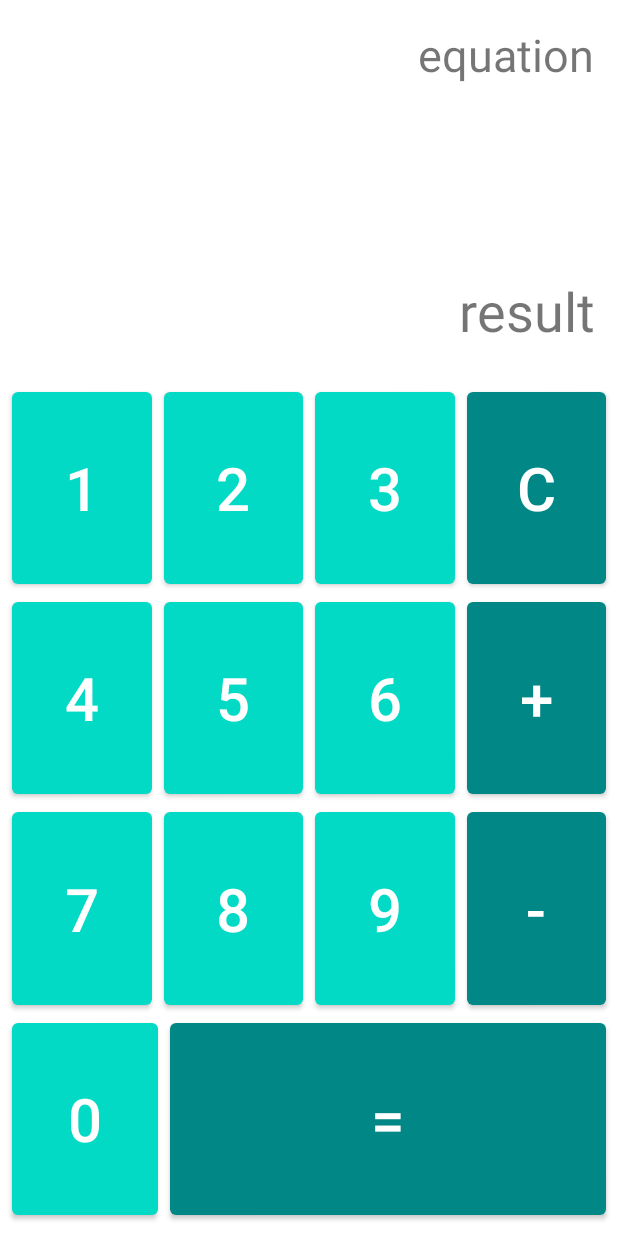
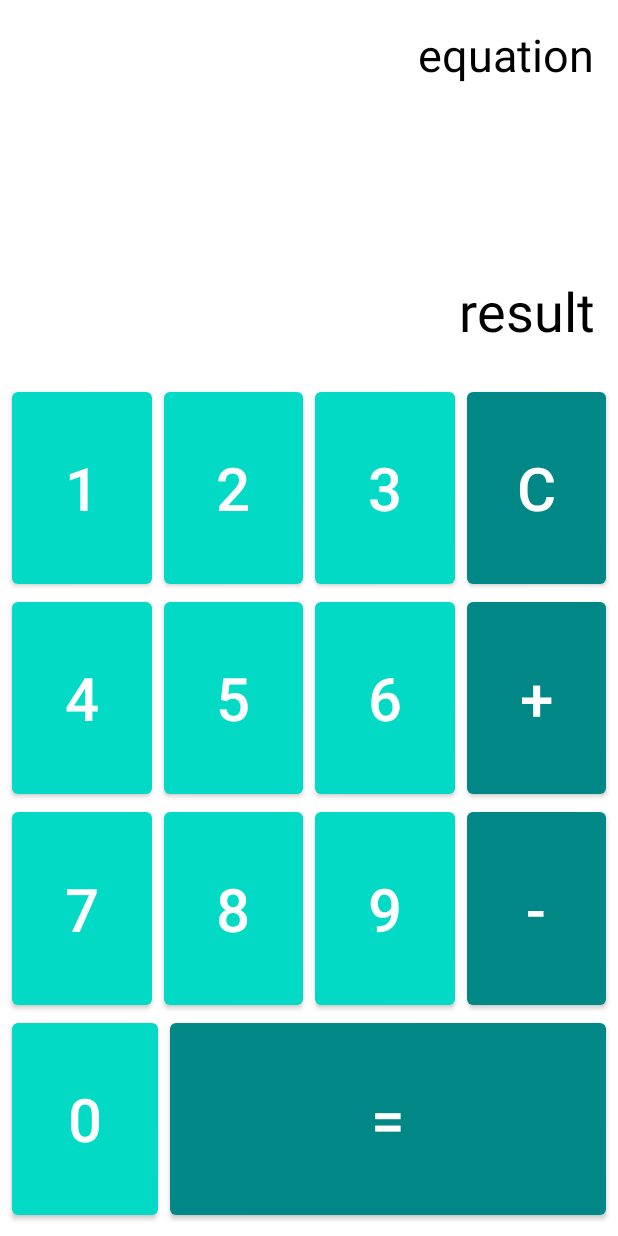
Before and after one commit to Jaeyong1114/calculatorPractice, an Android app: the layout activity_main.xml on its own in the app's theme, with its tools: preview values and no code run, on a phone screen of 412 x 824 dp. Run offline under Robolectric (Android 15) with nearby library versions, the phone set to English and light mode, and no system bars.

Commit message:
UI update

```diff
--- a/app/src/main/res/layout/activity_main.xml
+++ b/app/src/main/res/layout/activity_main.xml
@@ -14,6 +14,7 @@
         android:text="equation"
         android:textSize="30sp"
         android:padding="16dp"
+        android:textColor="@color/defaultTextColor"
         app:layout_constraintBottom_toTopOf="@+id/resultTextView"
         app:layout_constraintEnd_toEndOf="parent"
         app:layout_constraintStart_toStartOf="parent"
@@ -27,6 +28,7 @@
         android:padding="16dp"
         android:text="result"
         android:textSize="36sp"
+        android:textColor="@color/defaultTextColor"
         app:layout_constraintBottom_toTopOf="@+id/keyPadFlow"
         app:layout_constraintEnd_toEndOf="parent"
 
--- /dev/null
+++ b/app/src/main/res/values-night/colors.xml
@@ -0,0 +1,2 @@
+<?xml version="1.0" encoding="utf-8"?>
+<resources>    <color name="defaultTextColor">#FFFFFF</color></resources>
--- a/app/src/main/res/values-night/themes.xml
+++ b/app/src/main/res/values-night/themes.xml
@@ -1,6 +1,6 @@
 <resources xmlns:tools="http://schemas.android.com/tools">
     <!-- Base application theme. -->
-    <style name="Theme.CalculatorPractice" parent="Theme.MaterialComponents.DayNight.DarkActionBar">
+    <style name="Theme.CalculatorPractice" parent="Theme.MaterialComponents.DayNight.NoActionBar">
         <!-- Primary brand color. -->
         <item name="colorPrimary">@color/purple_200</item>
         <item name="colorPrimaryVariant">@color/purple_700</item>
--- a/app/src/main/res/values/colors.xml
+++ b/app/src/main/res/values/colors.xml
@@ -7,4 +7,5 @@
     <color name="teal_700">#FF018786</color>
     <color name="black">#FF000000</color>
     <color name="white">#FFFFFFFF</color>
+    <color name="defaultTextColor">#FF000000</color>
 </resources>
--- a/app/src/main/res/values/themes.xml
+++ b/app/src/main/res/values/themes.xml
@@ -1,6 +1,6 @@
 <resources xmlns:tools="http://schemas.android.com/tools">
     <!-- Base application theme. -->
-    <style name="Theme.CalculatorPractice" parent="Theme.MaterialComponents.DayNight.DarkActionBar">
+    <style name="Theme.CalculatorPractice" parent="Theme.MaterialComponents.DayNight.NoActionBar">
         <!-- Primary brand color. -->
         <item name="colorPrimary">@color/purple_500</item>
         <item name="colorPrimaryVariant">@color/purple_700</item>
```
